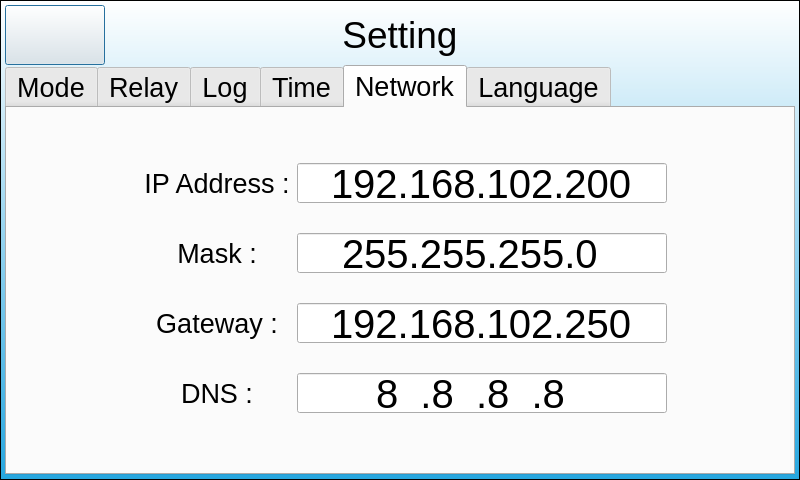
This is settingdialog.ui in Keithsys730/ERC_UI_DEMO as Qt 5 draws it before an edit. The edited form follows.
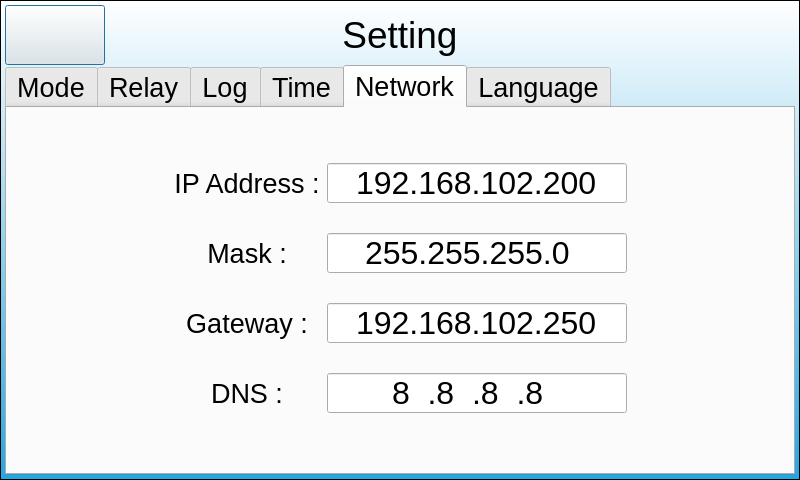
This is the edited form. The open tabs and pages were chosen to show the change. Icons and pictures are not drawn.

Diff of the .ui file:
```diff
--- a/settingdialog.ui
+++ b/settingdialog.ui
@@ -779,15 +779,15 @@
     <widget class="QLineEdit" name="setIPLineEdit">
      <property name="geometry">
       <rect>
-       <x>290</x>
+       <x>320</x>
        <y>55</y>
-       <width>370</width>
+       <width>300</width>
        <height>40</height>
       </rect>
      </property>
      <property name="font">
       <font>
-       <pointsize>30</pointsize>
+       <pointsize>24</pointsize>
       </font>
      </property>
      <property name="styleSheet">
@@ -806,7 +806,7 @@
     <widget class="QLabel" name="setIPLabel">
      <property name="geometry">
       <rect>
-       <x>130</x>
+       <x>160</x>
        <y>55</y>
        <width>160</width>
        <height>40</height>
@@ -827,7 +827,7 @@
     <widget class="QLabel" name="setMaskLabel">
      <property name="geometry">
       <rect>
-       <x>130</x>
+       <x>160</x>
        <y>125</y>
        <width>160</width>
        <height>40</height>
@@ -848,15 +848,15 @@
     <widget class="QLineEdit" name="setMaskLineEdit">
      <property name="geometry">
       <rect>
-       <x>290</x>
+       <x>320</x>
        <y>125</y>
-       <width>370</width>
+       <width>300</width>
        <height>40</height>
       </rect>
      </property>
      <property name="font">
       <font>
-       <pointsize>30</pointsize>
+       <pointsize>24</pointsize>
       </font>
      </property>
      <property name="styleSheet">
@@ -875,7 +875,7 @@
     <widget class="QLabel" name="setGatewayLabel">
      <property name="geometry">
       <rect>
-       <x>130</x>
+       <x>160</x>
        <y>195</y>
        <width>160</width>
        <height>40</height>
@@ -896,15 +896,15 @@
     <widget class="QLineEdit" name="setGatewayLineEdit">
      <property name="geometry">
       <rect>
-       <x>290</x>
+       <x>320</x>
        <y>195</y>
-       <width>370</width>
+       <width>300</width>
        <height>40</height>
       </rect>
      </property>
      <property name="font">
       <font>
-       <pointsize>30</pointsize>
+       <pointsize>24</pointsize>
       </font>
      </property>
      <property name="styleSheet">
@@ -923,7 +923,7 @@
     <widget class="QLabel" name="setDNSLabel">
      <property name="geometry">
       <rect>
-       <x>130</x>
+       <x>160</x>
        <y>265</y>
        <width>160</width>
        <height>40</height>
@@ -944,15 +944,15 @@
     <widget class="QLineEdit" name="setDNSLineEdit">
      <property name="geometry">
       <rect>
-       <x>290</x>
+       <x>320</x>
        <y>265</y>
-       <width>370</width>
+       <width>300</width>
        <height>40</height>
       </rect>
      </property>
      <property name="font">
       <font>
-       <pointsize>30</pointsize>
+       <pointsize>24</pointsize>
       </font>
      </property>
      <property name="styleSheet">
```
Left out of the diff: 24 changed lines with no effect on the pictures.
